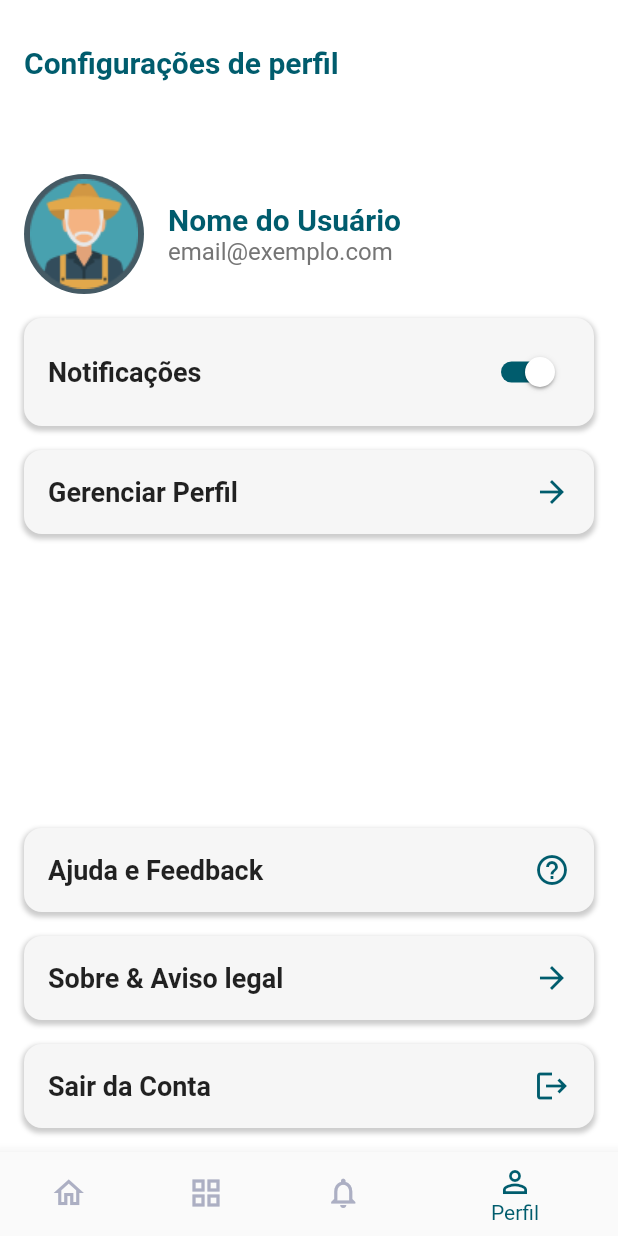
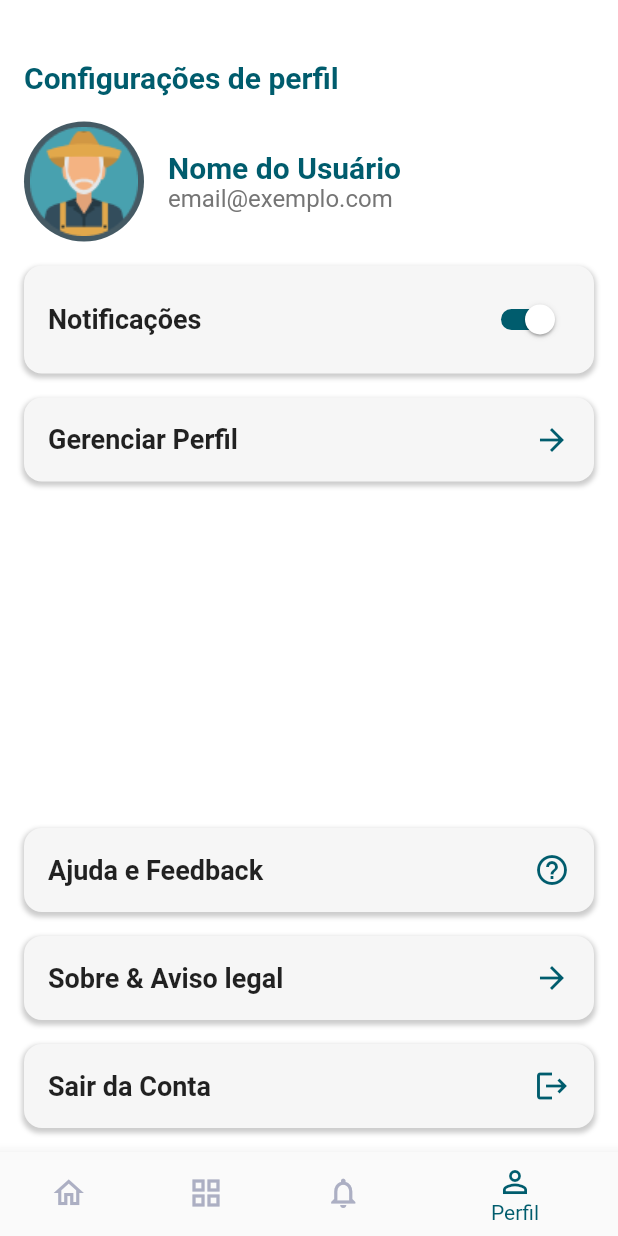
Before and after one commit to CaHaubt/AquaFatec, a Flutter app: the ProfileScreen screen opened by its route, on a phone screen of 412 x 824 dp. Run offline on Flutter 3.47's test engine with Material 2 defaults, Android fonts, the phone set to English and light mode, and no system bars; our stand-ins replace shared_preferences; accounts and stored records are empty.

Commit message:
Pequenas correções de arredondamento e espaçamento

```diff
--- a/lib/screens/settings/alimentador_edit.dart
+++ b/lib/screens/settings/alimentador_edit.dart
@@ -195,7 +195,7 @@ class _AlimentadorEditScreenState extends State<AlimentadorEditScreen> {
           size: 32.0, // Defina o tamanho do ícone
         ),
         shape: RoundedRectangleBorder(
-          borderRadius: BorderRadius.circular(12.0),
+          borderRadius: BorderRadius.circular(30.0),
         ),
       ),
     );
--- a/lib/widgets/appbar.dart
+++ b/lib/widgets/appbar.dart
@@ -15,7 +15,7 @@ class CustomAppBar extends StatelessWidget implements PreferredSizeWidget {
   });
 
   @override
-  Size get preferredSize => const Size.fromHeight(100.0);
+  Size get preferredSize => const Size.fromHeight(65.0);
 
   @override
   Widget build(BuildContext context) {
@@ -23,7 +23,7 @@ class CustomAppBar extends StatelessWidget implements PreferredSizeWidget {
       preferredSize: preferredSize,
       child: Container(
         alignment: Alignment.centerLeft,
-        padding: const EdgeInsets.only(top: 30.0, left: 16.0),
+        padding: const EdgeInsets.only(top: 40.0, left: 16.0),
         color: MyColors.color4,
         child: ClipRect( // Aplicar um ClipRect ao redor do conteúdo
           child: Column(
```
